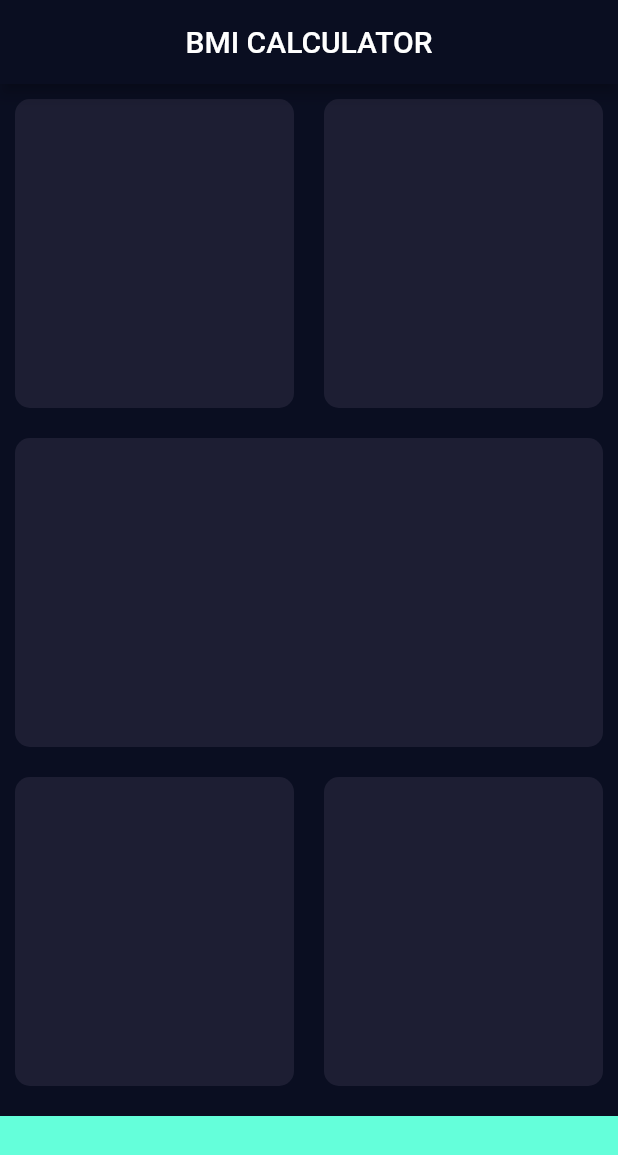
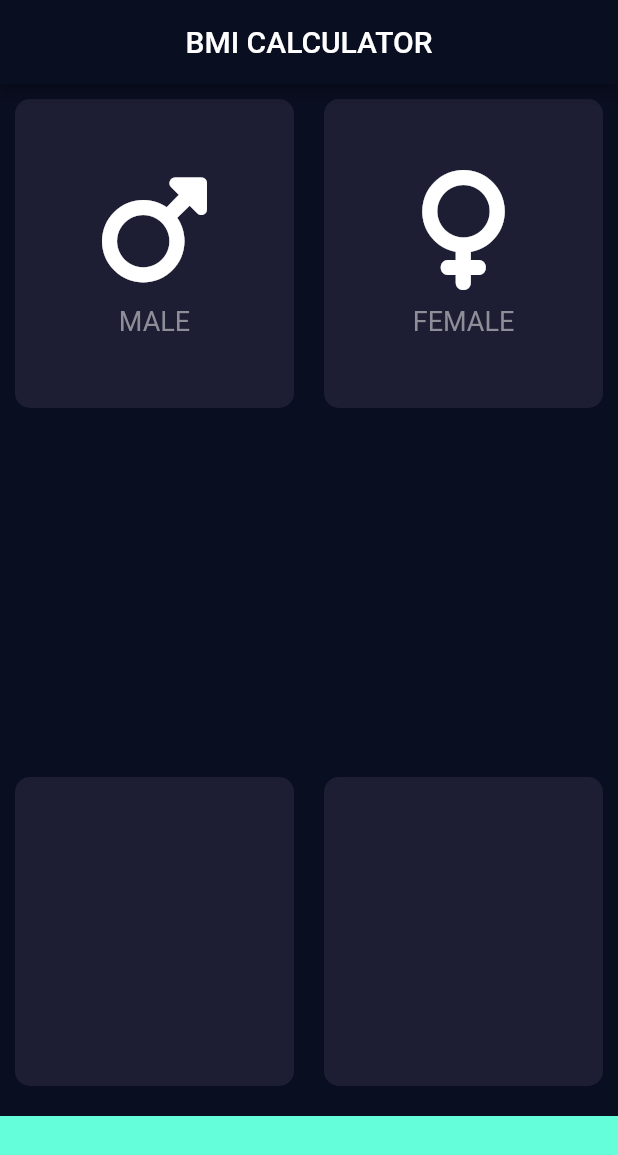
Before and after one commit to sussananukem/bmi_calculator, a Flutter app: the screen it shows after launch, on a phone screen of 412 x 824 dp. Shown: the top 1155 px of the screen. Run offline on Flutter 3.47's test engine with Material 2 defaults, Android fonts, the phone set to English and light mode, and no system bars; our stand-ins replace device_preview, font_awesome_flutter.

Commit message:
More refactoring

```diff
--- /dev/null
+++ b/lib/components/first_row_content.dart
@@ -0,0 +1,37 @@
+import 'package:flutter/material.dart';
+
+const labelStyle = TextStyle(
+    fontSize: 18.0,
+    color: Color(0xFF8D8E98)
+);
+
+class FirstRowContent extends StatelessWidget {
+  const FirstRowContent({
+    super.key,
+    required this.myIcon,
+    required this.label,
+  });
+
+  final IconData myIcon;
+  final String label;
+
+  @override
+  Widget build(BuildContext context) {
+    return Column(
+      mainAxisAlignment: MainAxisAlignment.center,
+      children: [
+        Icon(
+          myIcon,
+          size: 80.0,
+        ),
+        const SizedBox(
+          height: 10.0,
+        ),
+        Text(
+          label,
+          style: labelStyle,
+        ),
+      ],
+    );
+  }
+}
--- /dev/null
+++ b/lib/components/reusable_card.dart
@@ -0,0 +1,25 @@
+import 'package:flutter/material.dart';
+
+class ReusableCard extends StatelessWidget {
+  const ReusableCard(
+      {super.key, required this.myColor, required this.cardChild});
+
+  final Color myColor;
+  final Widget cardChild;
+
+  @override
+  Widget build(BuildContext context) {
+    return Expanded(
+      child: Padding(
+        padding: const EdgeInsets.all(10.0),
+        child: Container(
+          decoration: BoxDecoration(
+            color: myColor,
+            borderRadius: BorderRadius.circular(10),
+          ),
+          child: cardChild,
+        ),
+      ),
+    );
+  }
+}
--- a/lib/home.dart
+++ b/lib/home.dart
@@ -1,4 +1,7 @@
 import 'package:flutter/material.dart';
+import 'package:font_awesome_flutter/font_awesome_flutter.dart';
+import 'components/reusable_card.dart';
+import 'components/first_row_content.dart';
 
 //PROPERTIES
 const bottomButtonHeight = 80.0;
@@ -21,26 +24,50 @@ class _MyHomePageState extends State<MyHomePage> {
       ),
       body: Column(
         children: [
+          //First
           Expanded(
+            //First Row
             child: Row(
               children: const [
-                ReusableCard(myColor: cardColor,),
-                ReusableCard(myColor: cardColor,),
+                ReusableCard(
+                  myColor: cardColor,
+                  cardChild: FirstRowContent(
+                    myIcon: FontAwesomeIcons.mars,
+                    label: 'MALE',
+                  ),
+                ),
+                ReusableCard(
+                  myColor: cardColor,
+                  cardChild: FirstRowContent(
+                    myIcon: FontAwesomeIcons.venus,
+                    label: 'FEMALE',
+                  ),
+                ),
               ],
             ),
           ),
-
-          const ReusableCard(myColor: cardColor,),
-
+          //Second
+          ReusableCard(
+            myColor: cardColor,
+            cardChild: Column(),
+          ),
+          //Third
           Expanded(
+            //Second Row
             child: Row(
-              children: const [
-                ReusableCard(myColor: cardColor,),
-                ReusableCard(myColor: cardColor,),
+              children: [
+                ReusableCard(
+                  myColor: cardColor,
+                  cardChild: Column(),
+                ),
+                ReusableCard(
+                  myColor: cardColor,
+                  cardChild: Column(),
+                ),
               ],
             ),
           ),
-
+          //Button
           Padding(
             padding: const EdgeInsets.only(top: 10.0),
             child: Container(
@@ -54,25 +81,3 @@ class _MyHomePageState extends State<MyHomePage> {
     );
   }
 }
-
-class ReusableCard extends StatelessWidget {
-  const ReusableCard({super.key, required this.myColor});
-
-  final Color myColor;
-
-  @override
-  Widget build(BuildContext context) {
-    return Expanded(
-      child: Padding(
-        padding: const EdgeInsets.all(10.0),
-        child: Container(
-          decoration: BoxDecoration(
-            color: myColor,
-            borderRadius: BorderRadius.circular(10),
-          ),
-
-        ),
-      ),
-    );
-  }
-}
--- a/pubspec.yaml
+++ b/pubspec.yaml
@@ -36,6 +36,7 @@ dependencies:
   # Use with the CupertinoIcons class for iOS style icons.
   cupertino_icons: ^1.0.2
   device_preview: ^1.1.0
+  font_awesome_flutter: ^10.4.0
 
 dev_dependencies:
   flutter_test:
```
Also changed, not shown: pubspec.lock.
